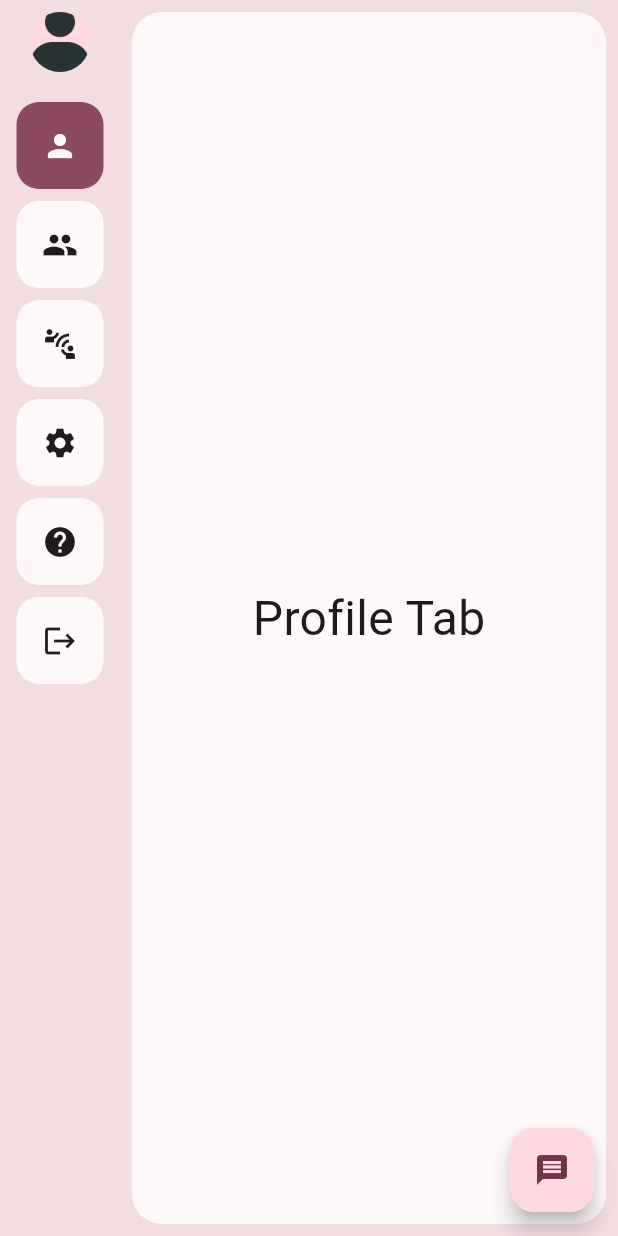
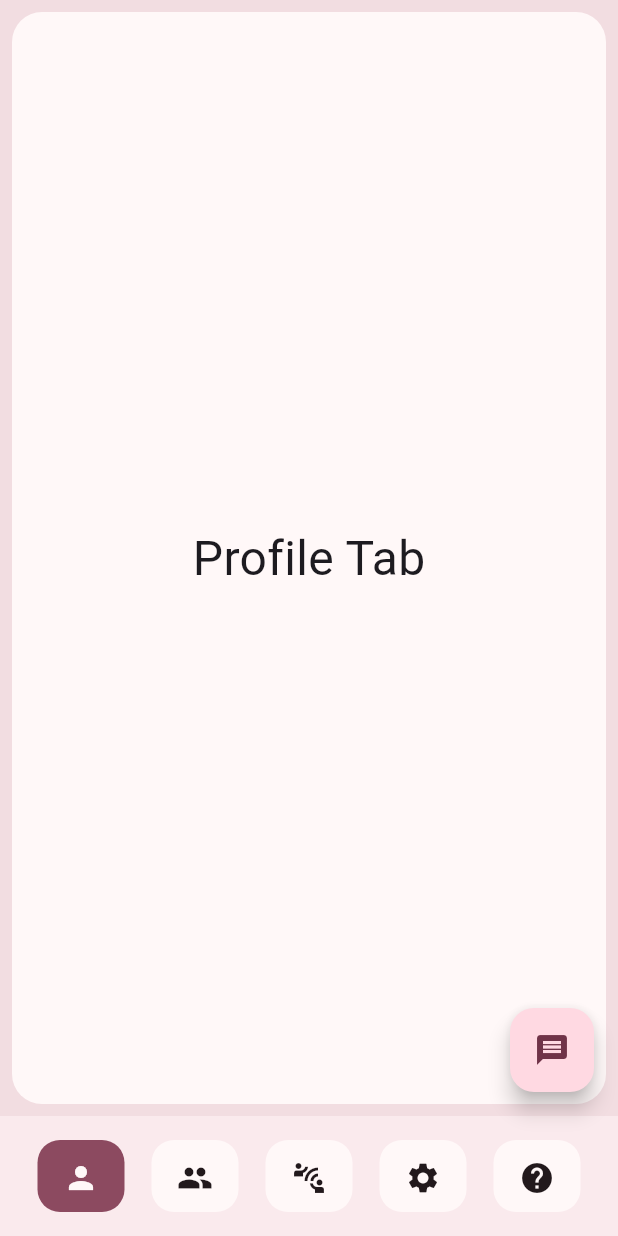
Before and after one commit to alexcao194/trapper, a Flutter app: the HomeScreen screen opened by its route, on a phone screen of 412 x 824 dp. Run offline on Flutter 3.47's test engine with Material 3 defaults, Android fonts, the phone set to English and light mode, and no system bars; our stand-ins replace bloc, cached_network_image, dartz, dio, equatable, flutter_bloc and 4 more; accounts and stored records are empty; network calls fail; statements that could not run were skipped.

Commit message:
home screen on mobile

```diff
--- a/lib/app/presentation/bloc/profile/profile_bloc.dart
+++ b/lib/app/presentation/bloc/profile/profile_bloc.dart
@@ -26,7 +26,7 @@ class ProfileBloc extends Bloc<ProfileEvent, ProfileState> {
   }
 
   FutureOr<void> _onGet(ProfileEventGet event, Emitter<ProfileState> emit) async {
-    emit(const ProfileInitial());
+    emit(const ProfileLoading());
     final result = await _getProfile();
     result.fold(
       (exception) => emit(ProfileError(exception.message)),
--- a/lib/app/presentation/screen/home/home_screen.dart
+++ b/lib/app/presentation/screen/home/home_screen.dart
@@ -49,29 +49,8 @@ class _HomeScreenState extends State<HomeScreen> {
   @override
   Widget build(BuildContext context) {
     var size = MediaQuery.of(context).size;
-    return SafeArea(
-      child: Scaffold(
-        floatingActionButton: FloatingActionButton(
-          onPressed: () {
-            context.go(RoutePath.messages);
-          },
-          child: const Icon(Icons.message),
-        ),
-        backgroundColor: Theme.of(context).colorScheme.surfaceVariant,
-        body: Row(
-          children: [
-            SizedBox(
-              width: size.width > Dimen.mobileWidth ? 400 : 80,
-              child: Column(
-                children: [
-                  if (size.width > Dimen.mobileWidth)
-                    const HeaderMessage()
-                  else
-                    const Padding(
-                      padding: EdgeInsets.symmetric(vertical: 8.0),
-                      child: RoomAvatar(),
-                    ),
-                  const SizedBox(height: 8),
+
+    var buttons = <Widget>[
       ProfileButton(
         isActivated: index == 0,
         icon: Icons.person,
@@ -112,12 +91,41 @@ class _HomeScreenState extends State<HomeScreen> {
           _go(4);
         },
       ),
-                  ProfileButton(
-                    isActivated: false,
-                    icon: Icons.logout,
-                    title: S.current.logout_button,
-                    onTap: () {},
+    ];
+
+    return SafeArea(
+      child: Scaffold(
+        bottomNavigationBar: size.width <= Dimen.mobileWidth
+            ? BottomAppBar(
+                child: Row(
+                  mainAxisAlignment: MainAxisAlignment.spaceAround,
+                  children: buttons,
                 ),
+              )
+            : null,
+        floatingActionButton: FloatingActionButton(
+          onPressed: () {
+            context.go(RoutePath.messages);
+          },
+          child: const Icon(Icons.message),
+        ),
+        backgroundColor: Theme.of(context).colorScheme.surfaceVariant,
+        body: Row(
+          children: [
+            if (size.width > Dimen.mobileWidth)
+              SizedBox(
+                width: 400,
+                child: Column(
+                  children: [
+                    if (size.width > Dimen.mobileWidth)
+                      const HeaderMessage()
+                    else
+                      const Padding(
+                        padding: EdgeInsets.symmetric(vertical: 8.0),
+                        child: RoomAvatar(),
+                      ),
+                    const SizedBox(height: 8),
+                    ...buttons
                   ],
                 ),
               ),
@@ -131,7 +139,7 @@ class _HomeScreenState extends State<HomeScreen> {
                     ),
                     child: PageView(
                       controller: _pageController,
-                      scrollDirection: Axis.vertical,
+                      scrollDirection: size.width > Dimen.mobileWidth ? Axis.vertical : Axis.horizontal,
                       physics: const NeverScrollableScrollPhysics(),
                       children: const [
                         KeepAlivePage(child: Center(child: ProfileTab())),
--- a/lib/app/presentation/screen/rooms/widget/header_message.dart
+++ b/lib/app/presentation/screen/rooms/widget/header_message.dart
@@ -16,6 +16,7 @@ class HeaderMessage extends StatelessWidget {
         if (state is ProfileGot) {
           profile = state.profile;
         }
+        print(profile);
         return ListTile(
           leading: const RoomAvatar(),
           title: Text(
--- a/lib/main.dart
+++ b/lib/main.dart
@@ -41,7 +41,7 @@ class MyApp extends StatelessWidget {
           routerConfig: AppGoRouter.router,
           debugShowCheckedModeBanner: false,
           theme: ThemeData.light().copyWith(colorScheme: colorScheme),
-          darkTheme: ThemeData.dark().copyWith(colorScheme: colorScheme),
+          darkTheme: ThemeData.dark().copyWith(),
           localizationsDelegates: const [
             S.delegate,
             GlobalMaterialLocalizations.delegate,
--- a/pubspec.yaml
+++ b/pubspec.yaml
@@ -50,6 +50,7 @@ dependencies:
   localization: 2.1.0
   rive: ^0.12.4
   json_annotation: ^4.1.0
+  cached_network_image: ^3.3.1
 
 
 dev_dependencies:
```
Also changed, not shown: lib/app/data/model/profile_model.dart (+4 -4 lines), lib/app/presentation/screen/rooms/widget/room_avatar.dart (+6 -1 lines), lib/config/dio/dio_tools.dart (+3 -4 lines), pubspec.lock. Lines whose indentation alone changed are shown as unchanged.
